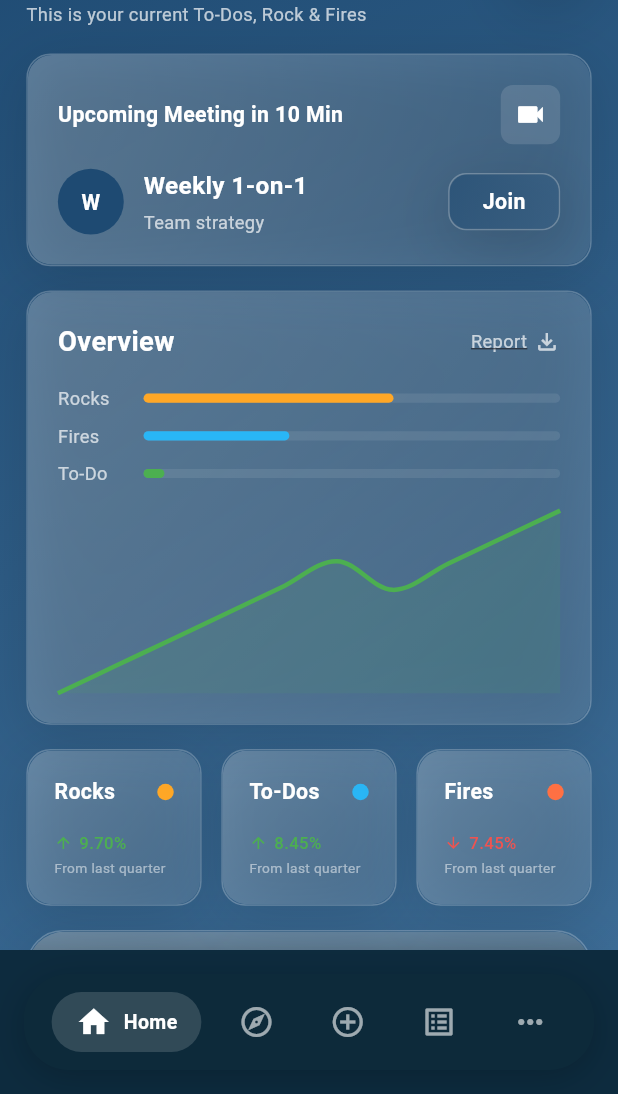
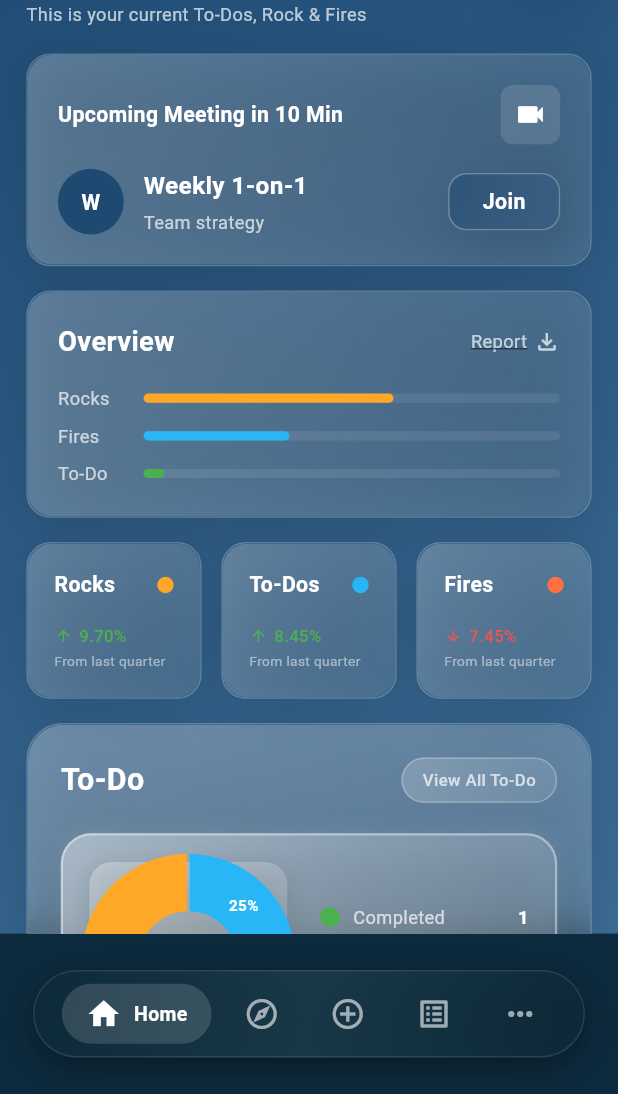
Before and after one commit to rammesaran/guestos, a Flutter app: the _MobileDashboardView screen opened directly, on a phone screen of 412 x 824 dp, the part 142-1236 px from its top. Run offline on Flutter 3.47's test engine with Material 3 defaults, Android fonts, the phone set to English and light mode, and no system bars; drawn by our look-alikes of fl_chart; our stand-ins replace dartz, dio, flutter_bloc, flutter_screenutil, freezed_annotation, get_it and 1 more; network calls fail; Roboto replaces fonts that are missing (System).

Commit message:
dashobard chages

```diff
--- a/lib/presentation/screens/dashboard/bottomnavigation.dart
+++ b/lib/presentation/screens/dashboard/bottomnavigation.dart
@@ -1,4 +1,5 @@
 import 'package:flutter/material.dart';
+import 'package:flutter_screenutil/flutter_screenutil.dart';
 
 class CustomBottomNavigation extends StatelessWidget {
   final int currentIndex;
@@ -13,21 +14,37 @@ class CustomBottomNavigation extends StatelessWidget {
   @override
   Widget build(BuildContext context) {
     return Container(
-      margin: const EdgeInsets.all(16),
-      padding: const EdgeInsets.symmetric(horizontal: 12, vertical: 12),
+      margin: EdgeInsets.symmetric(horizontal: 20.w, vertical: 24.h),
+      padding: EdgeInsets.symmetric(horizontal: 8.w, vertical: 8.h),
       decoration: BoxDecoration(
-        color: const Color(0xFF0D2A3A),
-        borderRadius: BorderRadius.circular(30),
+        gradient: LinearGradient(
+          begin: Alignment.topLeft,
+          end: Alignment.bottomRight,
+          colors: [
+            const Color(0xFF0D2A3A).withOpacity(0.95),
+            const Color(0xFF1A3A4A).withOpacity(0.90),
+            const Color(0xFF0D2A3A).withOpacity(0.85),
+          ],
+        ),
+        borderRadius: BorderRadius.circular(40.r),
+        border: Border.all(color: Colors.white.withOpacity(0.1), width: 1),
         boxShadow: [
           BoxShadow(
-            color: Colors.black.withOpacity(0.2),
-            blurRadius: 20,
-            offset: const Offset(0, 5),
+            color: Colors.black.withOpacity(0.3),
+            blurRadius: 25,
+            offset: const Offset(0, 8),
+            spreadRadius: 0,
+          ),
+          BoxShadow(
+            color: Colors.black.withOpacity(0.15),
+            blurRadius: 10,
+            offset: const Offset(0, 4),
+            spreadRadius: -2,
           ),
         ],
       ),
       child: Row(
-        mainAxisAlignment: MainAxisAlignment.spaceAround,
+        mainAxisAlignment: MainAxisAlignment.spaceEvenly,
         children: [
           _buildNavItem(
             icon: Icons.home,
--- a/lib/presentation/screens/dashboard/mobile_dashboard_screen.dart
+++ b/lib/presentation/screens/dashboard/mobile_dashboard_screen.dart
@@ -57,9 +57,9 @@ class _MobileDashboardViewState extends State<_MobileDashboardView> {
                 color: AppColors.textPrimary,
                 backgroundColor: AppColors.surfacePrimary,
                 onRefresh: () async {
-                  context
-                      .read<DashboardBloc>()
-                      .add(const DashboardEvent.refreshDashboard());
+                  context.read<DashboardBloc>().add(
+                    const DashboardEvent.refreshDashboard(),
+                  );
                 },
                 child: state.when(
                   initial: () => const _LoadingView(),
@@ -68,10 +68,8 @@ class _MobileDashboardViewState extends State<_MobileDashboardView> {
                     dashboard: dashboard,
                     isRefreshing: isRefreshing,
                   ),
-                  error: (failure, lastDashboard) => _ErrorView(
-                    error: "",
-                    lastDashboard: lastDashboard,
-                  ),
+                  error: (failure, lastDashboard) =>
+                      _ErrorView(error: "", lastDashboard: lastDashboard),
                 ),
               );
             },
@@ -96,9 +94,7 @@ class _LoadingView extends StatelessWidget {
   @override
   Widget build(BuildContext context) {
     return const Center(
-      child: CircularProgressIndicator(
-        color: AppColors.textPrimary,
-      ),
+      child: CircularProgressIndicator(color: AppColors.textPrimary),
     );
   }
 }
@@ -107,11 +103,8 @@ class _ErrorView extends StatelessWidget {
   final String error;
   final DashboardEntity? lastDashboard;
 
-  const _ErrorView({
-    Key? key,
-    required this.error,
-    this.lastDashboard,
-  }) : super(key: key);
+  const _ErrorView({Key? key, required this.error, this.lastDashboard})
+    : super(key: key);
 
   @override
   Widget build(BuildContext context) {
@@ -123,11 +116,7 @@ class _ErrorView extends StatelessWidget {
             child: GlassCard(
               child: Column(
                 children: [
-                  Icon(
-                    Icons.error_outline,
-                    size: 48.w,
-                    color: AppColors.error,
-                  ),
+                  Icon(Icons.error_outline, size: 48.w, color: AppColors.error),
                   SizedBox(height: 16.h),
                   Text(
                     'Something went wrong',
@@ -149,9 +138,9 @@ class _ErrorView extends StatelessWidget {
                   SizedBox(height: 16.h),
                   GlassButton(
                     onPressed: () {
-                      context
-                          .read<DashboardBloc>()
-                          .add(const DashboardEvent.loadDashboard());
+                      context.read<DashboardBloc>().add(
+                        const DashboardEvent.loadDashboard(),
+                      );
                     },
                     child: Text(
                       'Try Again',
@@ -170,10 +159,7 @@ class _ErrorView extends StatelessWidget {
         // Show last data if available
         if (lastDashboard != null)
           SliverToBoxAdapter(
-            child: _LoadedView(
-              dashboard: lastDashboard!,
-              isRefreshing: false,
-            ),
+            child: _LoadedView(dashboard: lastDashboard!, isRefreshing: false),
           ),
       ],
     );
@@ -196,10 +182,7 @@ class _LoadedView extends StatelessWidget {
       slivers: [
         // Header
         SliverToBoxAdapter(
-          child: Padding(
-            padding: EdgeInsets.all(16.w),
-            child: _buildHeader(),
-          ),
+          child: Padding(padding: EdgeInsets.all(16.w), child: _buildHeader()),
         ),
 
         // Upcoming Meeting
@@ -224,9 +207,7 @@ class _LoadedView extends StatelessWidget {
         SliverToBoxAdapter(child: SizedBox(height: 16.h)),
 
         // Metrics Cards
-        SliverToBoxAdapter(
-          child: _buildMetricsGrid(),
-        ),
+        SliverToBoxAdapter(child: _buildMetricsGrid()),
 
         SliverToBoxAdapter(child: SizedBox(height: 16.h)),
 
@@ -241,9 +222,7 @@ class _LoadedView extends StatelessWidget {
         SliverToBoxAdapter(child: SizedBox(height: 16.h)),
 
         // Fire & Rocks Section
-        SliverToBoxAdapter(
-          child: _buildFireRocksSection(),
-        ),
+        SliverToBoxAdapter(child: _buildFireRocksSection()),
 
         SliverToBoxAdapter(child: SizedBox(height: 100.h)),
       ],
@@ -384,14 +363,13 @@ class _LoadedView extends StatelessWidget {
                   // Navigate to all todos
                 },
                 child: Container(
-                  padding:
-                      EdgeInsets.symmetric(horizontal: 12.w, vertical: 6.h),
+                  padding: EdgeInsets.symmetric(
+                    horizontal: 12.w,
+                    vertical: 6.h,
+                  ),
                   decoration: BoxDecoration(
                     borderRadius: BorderRadius.circular(20.r),
-                    border: Border.all(
-                      color: AppColors.glassBorder,
-                      width: 1,
-                    ),
+                    border: Border.all(color: AppColors.glassBorder, width: 1),
                     gradient: LinearGradient(
                       colors: [
                         Colors.white.withOpacity(0.2),
@@ -413,46 +391,20 @@ class _LoadedView extends StatelessWidget {
           ),
           SizedBox(height: 20.h),
 
-          // Chart Section with enhanced glass effect
-          Container(
-            padding: EdgeInsets.all(16.w),
-            decoration: BoxDecoration(
-              borderRadius: BorderRadius.circular(20.r),
-              gradient: LinearGradient(
-                begin: Alignment.topLeft,
-                end: Alignment.bottomRight,
-                colors: [
-                  Colors.white.withOpacity(0.25),
-                  Colors.white.withOpacity(0.1),
-                  Colors.white.withOpacity(0.05),
-                ],
-              ),
-              border: Border.all(
-                color: Colors.white.withOpacity(0.3),
-                width: 1,
-              ),
-              boxShadow: [
-                BoxShadow(
-                  color: Colors.black.withOpacity(0.1),
-                  blurRadius: 20,
-                  offset: const Offset(0, 8),
-                ),
-              ],
-            ),
-            child: MobilePieChart(
-              data: _getTodoChartData(),
-            ),
-          ),
+          // Chart Section
+          MobilePieChart(data: _getTodoChartData()),
 
           SizedBox(height: 20.h),
 
           // Todo List with enhanced cards
           ...dashboard.todos
               .take(3)
-              .map((todo) => Padding(
-                    padding: EdgeInsets.only(bottom: 12.h),
-                    child: MobileTodoCard(todo: todo),
-                  ))
+              .map(
+                (todo) => Padding(
+                  padding: EdgeInsets.only(bottom: 12.h),
+                  child: MobileTodoCard(todo: todo),
+                ),
+              )
               .toList(),
         ],
       ),
@@ -462,17 +414,13 @@ class _LoadedView extends StatelessWidget {
   Widget _buildFireRocksSection() {
     return Padding(
       padding: EdgeInsets.symmetric(horizontal: 16.w),
-      child: Row(
+      child: Column(
         children: [
           // Fire Section
-          Expanded(
-            child: _buildFireCard(),
-          ),
-          SizedBox(width: 12.w),
+          _buildFireCard(),
+          SizedBox(height: 16.h),
           // Rocks Section
-          Expanded(
-            child: _buildRocksCard(),
-          ),
+          _buildRocksCard(),
         ],
       ),
     );
@@ -508,10 +456,7 @@ class _LoadedView extends StatelessWidget {
           SizedBox(height: 12.h),
           Text(
             'Pressing issues to resolve',
-            style: TextStyle(
-              fontSize: 10.sp,
-              color: AppColors.textSecondary,
-            ),
+            style: TextStyle(fontSize: 10.sp, color: AppColors.textSecondary),
           ),
           SizedBox(height: 16.h),
           Row(
@@ -598,10 +543,7 @@ class _LoadedView extends StatelessWidget {
           SizedBox(height: 12.h),
           Text(
             'Quarterly goals tracking',
-            style: TextStyle(
-              fontSize: 10.sp,
-              color: AppColors.textSecondary,
-            ),
+            style: TextStyle(fontSize: 10.sp, color: AppColors.textSecondary),
           ),
           SizedBox(height: 16.h),
           Row(
@@ -688,9 +630,5 @@ class PieChartData {
   final double value;
   final Color color;
 
-  PieChartData({
-    required this.label,
-    required this.value,
-    required this.color,
-  });
+  PieChartData({required this.label, required this.value, required this.color});
 }
--- a/lib/presentation/screens/dashboard/widgets/mobile_overview_card.dart
+++ b/lib/presentation/screens/dashboard/widgets/mobile_overview_card.dart
@@ -8,10 +8,8 @@ import '../../../../domain/entities/dashboard_entity.dart';
 class MobileOverviewCard extends StatelessWidget {
   final OverviewEntity overview;
 
-  const MobileOverviewCard({
-    Key? key,
-    required this.overview,
-  }) : super(key: key);
+  const MobileOverviewCard({Key? key, required this.overview})
+    : super(key: key);
 
   @override
   Widget build(BuildContext context) {
@@ -55,8 +53,6 @@ class MobileOverviewCard extends StatelessWidget {
           ),
           SizedBox(height: 16.h),
           _buildProgressBars(),
-          SizedBox(height: 16.h),
-          _buildChart(),
         ],
       ),
     );
@@ -66,13 +62,22 @@ class MobileOverviewCard extends StatelessWidget {
     return Column(
       children: [
         _buildProgressBar(
-            'Rocks', overview.stats.completedPercentage, AppColors.chartYellow),
+          'Rocks',
+          overview.stats.completedPercentage,
+          AppColors.chartYellow,
+        ),
         SizedBox(height: 8.h),
         _buildProgressBar(
-            'Fires', overview.stats.inProgressPercentage, AppColors.chartBlue),
+          'Fires',
+          overview.stats.inProgressPercentage,
+          AppColors.chartBlue,
+        ),
         SizedBox(height: 8.h),
         _buildProgressBar(
-            'To-Do', overview.stats.yetToStartPercentage, AppColors.chartGreen),
+          'To-Do',
+          overview.stats.yetToStartPercentage,
+          AppColors.chartGreen,
+        ),
       ],
     );
   }
@@ -84,10 +89,7 @@ class MobileOverviewCard extends StatelessWidget {
           width: 40.w,
           child: Text(
             label,
-            style: TextStyle(
-              fontSize: 12.sp,
-              color: AppColors.textSecondary,
-            ),
+            style: TextStyle(fontSize: 12.sp, color: AppColors.textSecondary),
           ),
         ),
         SizedBox(width: 12.w),
--- a/lib/presentation/screens/dashboard/widgets/mobile_pie_chart.dart
+++ b/lib/presentation/screens/dashboard/widgets/mobile_pie_chart.dart
@@ -7,18 +7,60 @@ import '../mobile_dashboard_screen.dart';
 class MobilePieChart extends StatelessWidget {
   final List<PieChartData> data;
 
-  const MobilePieChart({
-    Key? key,
-    required this.data,
-  }) : super(key: key);
+  const MobilePieChart({Key? key, required this.data}) : super(key: key);
 
   @override
   Widget build(BuildContext context) {
-    return Row(
+    return Container(
+      padding: EdgeInsets.all(16.w),
+      decoration: BoxDecoration(
+        borderRadius: BorderRadius.circular(20.r),
+        gradient: LinearGradient(
+          begin: Alignment.topLeft,
+          end: Alignment.bottomRight,
+          colors: [
+            Colors.white.withOpacity(0.4),
+            Colors.white.withOpacity(0.2),
+            Colors.white.withOpacity(0.05),
+          ],
+        ),
+        border: Border.all(color: Colors.white.withOpacity(0.4), width: 1.5),
+        boxShadow: [
+          BoxShadow(
+            color: Colors.black.withOpacity(0.15),
+            blurRadius: 25,
+            offset: const Offset(0, 10),
+          ),
+          BoxShadow(
+            color: Colors.white.withOpacity(0.1),
+            blurRadius: 10,
+            offset: const Offset(0, -2),
+          ),
+        ],
+      ),
+      child: Row(
         children: [
-        SizedBox(
+          Container(
             width: 120.w,
             height: 120.w,
+            decoration: BoxDecoration(
+              borderRadius: BorderRadius.circular(15.r),
+              gradient: LinearGradient(
+                begin: Alignment.topLeft,
+                end: Alignment.bottomRight,
+                colors: [
+                  Colors.white.withOpacity(0.3),
+                  Colors.white.withOpacity(0.1),
+                ],
+              ),
+              boxShadow: [
+                BoxShadow(
+                  color: Colors.black.withOpacity(0.1),
+                  blurRadius: 15,
+                  offset: const Offset(0, 5),
+                ),
+              ],
+            ),
             child: fl_chart.PieChart(
               fl_chart.PieChartData(
                 sections: _buildPieChartSections(),
@@ -37,6 +79,7 @@ class MobilePieChart extends StatelessWidget {
             ),
           ),
         ],
+      ),
     );
   }
 
@@ -76,10 +119,7 @@ class MobilePieChart extends StatelessWidget {
           Expanded(
             child: Text(
               item.label,
-              style: TextStyle(
-                fontSize: 12.sp,
-                color: AppColors.textSecondary,
-              ),
+              style: TextStyle(fontSize: 12.sp, color: AppColors.textSecondary),
             ),
           ),
           Text(
```
Also changed, not shown: lib/core/utils/navigation_helper.dart (added, +190 -0 lines), lib/main.dart (+10 -5 lines), lib/presentation/screens/login/loginscreen.dart (+22 -0 lines). Lines whose indentation alone changed are shown as unchanged.
